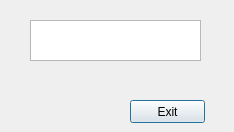
This is CS1D-Basketball-master/Basketball/citytocity.ui in moetaei/CS1D-Basketball as Qt 5 draws it before an edit. The edited form follows.
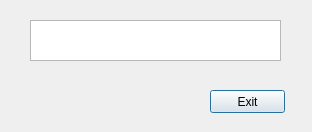
This is the edited form.

Diff of the .ui file:
```diff
--- a/CS1D-Basketball-master/Basketball/citytocity.ui
+++ b/CS1D-Basketball-master/Basketball/citytocity.ui
@@ -6,7 +6,7 @@
    <rect>
     <x>0</x>
     <y>0</y>
-    <width>234</width>
+    <width>312</width>
     <height>132</height>
    </rect>
   </property>
@@ -16,8 +16,8 @@
   <widget class="QPushButton" name="exit">
    <property name="geometry">
     <rect>
-     <x>130</x>
-     <y>100</y>
+     <x>210</x>
+     <y>90</y>
      <width>75</width>
      <height>23</height>
     </rect>
@@ -31,7 +31,7 @@
     <rect>
      <x>30</x>
      <y>20</y>
-     <width>171</width>
+     <width>251</width>
      <height>41</height>
     </rect>
    </property>
```
